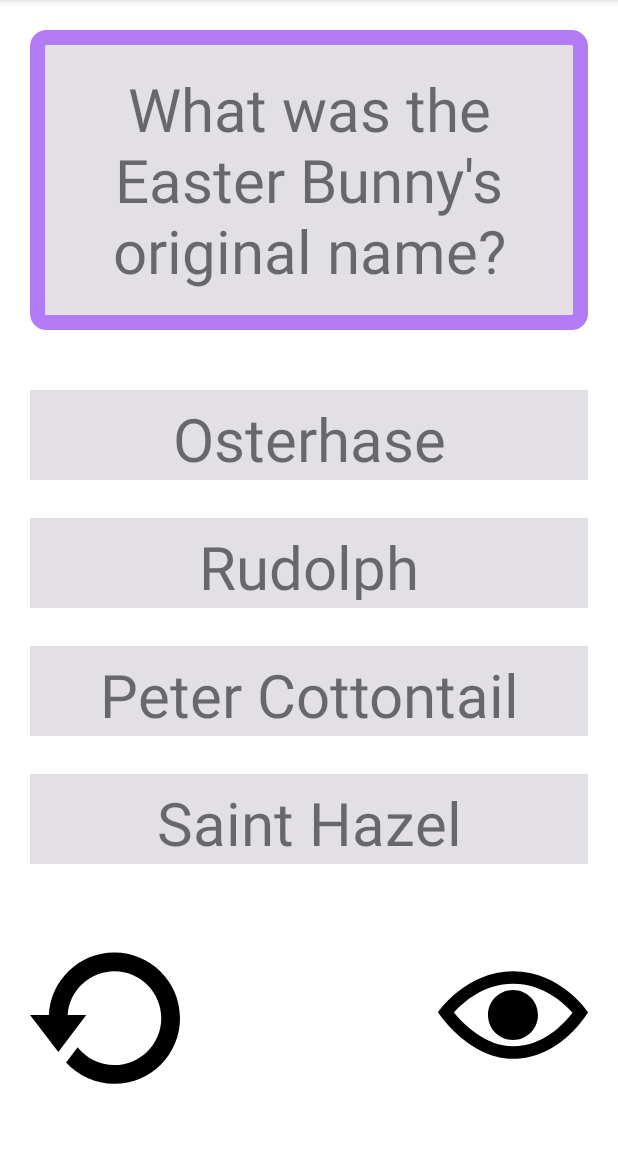
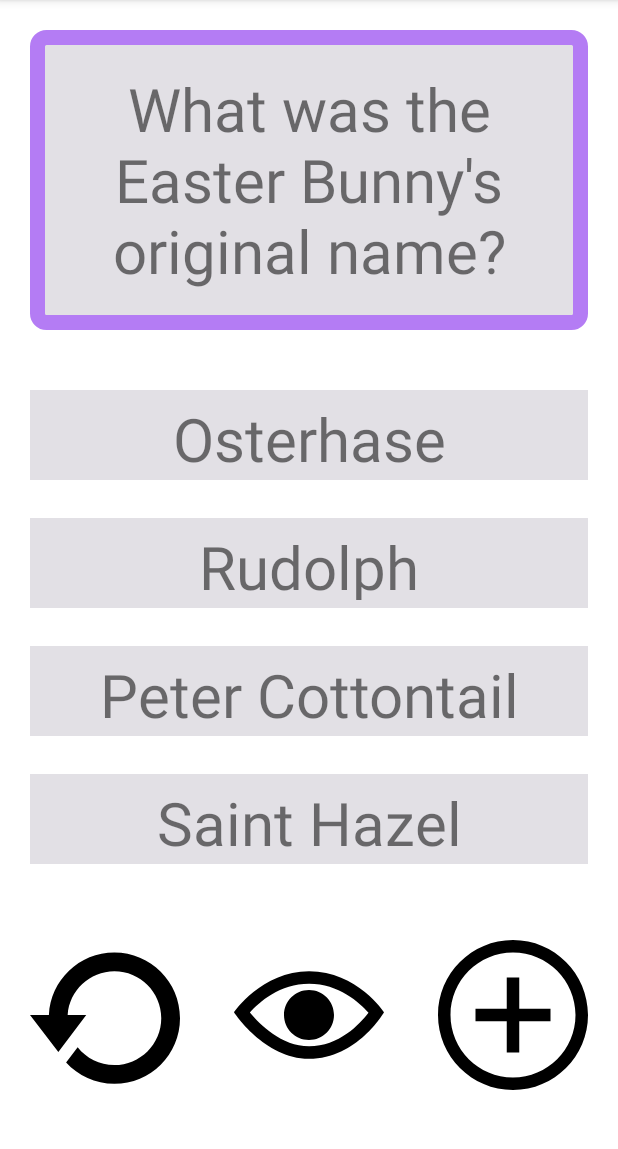
Before and after one commit to jshi0119/flashcardapp, an Android app: the screen it shows after launch (MainActivity), on a phone screen of 412 x 824 dp, the part 84-1233 px from its top. Run offline under Robolectric (Android 15) with nearby library versions, the phone set to English and light mode, and no system bars.

Commit message:
Added add icon on MainActivity to navigate to AddCardActivity when clicked

```diff
--- a/app/src/main/AndroidManifest.xml
+++ b/app/src/main/AndroidManifest.xml
@@ -9,6 +9,7 @@
         android:roundIcon="@mipmap/ic_launcher_round"
         android:supportsRtl="true"
         android:theme="@style/Theme.FlashcardApp">
+        <activity android:name=".AddCardActivity"></activity>
         <activity android:name=".MainActivity">
             <intent-filter>
                 <action android:name="android.intent.action.MAIN" />
--- a/app/src/main/java/com/jen/flashcardapp/MainActivity.java
+++ b/app/src/main/java/com/jen/flashcardapp/MainActivity.java
@@ -1,5 +1,6 @@
 package com.jen.flashcardapp;
 
+import android.content.Intent;
 import android.graphics.Color;
 import android.os.Bundle;
 import android.view.View;
@@ -71,6 +72,14 @@ public class MainActivity extends AppCompatActivity {
                 ((ImageView)findViewById(R.id.invisibleIcon)).setVisibility(View.INVISIBLE);
             }
         });
+
+        ((ImageView)findViewById(R.id.addIcon)).setOnClickListener(new View.OnClickListener() {
+            @Override
+            public void onClick(View v) {
+                Intent intent = new Intent(MainActivity.this, AddCardActivity.class);
+                MainActivity.this.startActivity(intent);
+            }
+        });
     }
 
     /**
--- /dev/null
+++ b/app/src/main/res/drawable/add.xml
@@ -0,0 +1,9 @@
+<vector xmlns:android="http://schemas.android.com/apk/res/android"
+    android:width="24dp"
+    android:height="24dp"
+    android:viewportWidth="24"
+    android:viewportHeight="24">
+  <path
+      android:fillColor="#FF000000"
+      android:pathData="M12,2c5.514,0 10,4.486 10,10s-4.486,10 -10,10 -10,-4.486 -10,-10 4.486,-10 10,-10zM12,0c-6.627,0 -12,5.373 -12,12s5.373,12 12,12 12,-5.373 12,-12 -5.373,-12 -12,-12zM18,13h-5v5h-2v-5h-5v-2h5v-5h2v5h5v2z"/>
+</vector>
--- a/app/src/main/res/layout/activity_main.xml
+++ b/app/src/main/res/layout/activity_main.xml
@@ -106,7 +106,7 @@
 
         android:layout_below="@id/answer4"
         android:layout_marginTop="25dp"
-        android:layout_alignParentEnd="true" />
+        android:layout_centerHorizontal="true" />
 
     <!--Invisibility Icon-->
     <ImageView
@@ -117,9 +117,19 @@
 
         android:layout_below="@id/answer4"
         android:layout_marginTop="25dp"
-        android:layout_alignParentEnd="true"
+        android:layout_centerHorizontal="true"
 
         android:visibility="invisible" />
 
+    <!--Add Icon-->
+    <ImageView
+        android:layout_width="100dp"
+        android:layout_height="100dp"
+        android:id="@+id/addIcon"
+        android:src="@drawable/add"
+
+        android:layout_below="@id/answer4"
+        android:layout_marginTop="25dp"
+        android:layout_alignParentEnd="true" />
 
 </RelativeLayout>
```
Also changed, not shown: app/src/main/java/com/jen/flashcardapp/AddCardActivity.java (added, +14 -0 lines), app/src/main/res/layout/activity_add_card.xml (added, +9 -0 lines).
